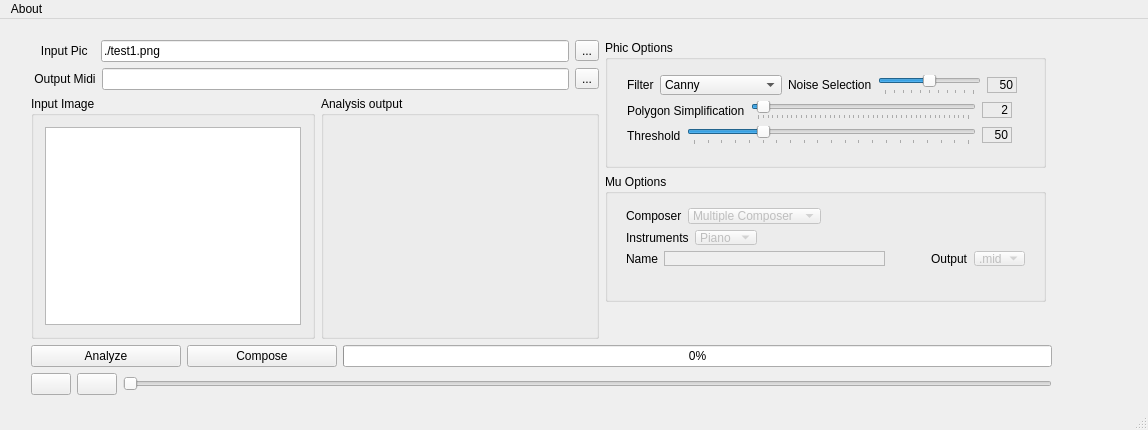
This is GUI/GUIQt/guimupic.ui in ImageBasedComposing/muphic as Qt 5 draws it before an edit. The edited form follows.
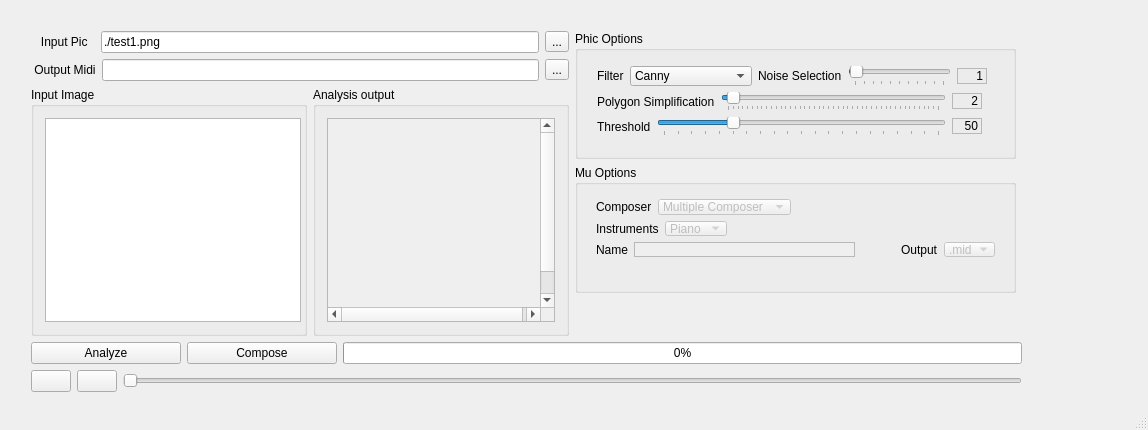
This is the edited form. Icons and pictures are not drawn. Custom widgets are drawn as their Qt base class.

```diff
--- a/GUI/GUIQt/guimupic.ui
+++ b/GUI/GUIQt/guimupic.ui
@@ -19,12 +19,12 @@
      <rect>
       <x>10</x>
       <y>10</y>
-      <width>1066</width>
-      <height>377</height>
+      <width>1036</width>
+      <height>393</height>
      </rect>
     </property>
     <layout class="QGridLayout" name="gridLayout_3">
-     <item row="0" column="1">
+     <item row="1" column="1">
       <layout class="QGridLayout" name="gridLayout_2">
        <property name="sizeConstraint">
         <enum>QLayout::SetDefaultConstraint</enum>
@@ -142,13 +142,32 @@
            </property>
            <layout class="QGridLayout" name="gridLayout">
             <item row="0" column="0">
-             <widget class="PolygonWidget" name="polyWidget" native="true">
-              <property name="sizePolicy">
-               <sizepolicy hsizetype="Expanding" vsizetype="Expanding">
-                <horstretch>0</horstretch>
-                <verstretch>0</verstretch>
-               </sizepolicy>
+             <widget class="QScrollArea" name="scrollArea">
+              <property name="widgetResizable">
+               <bool>true</bool>
               </property>
+              <widget class="PolygonWidget" name="polyWidget">
+               <property name="geometry">
+                <rect>
+                 <x>0</x>
+                 <y>0</y>
+                 <width>217</width>
+                 <height>217</height>
+                </rect>
+               </property>
+               <property name="sizePolicy">
+                <sizepolicy hsizetype="MinimumExpanding" vsizetype="MinimumExpanding">
+                 <horstretch>0</horstretch>
+                 <verstretch>0</verstretch>
+                </sizepolicy>
+               </property>
+               <property name="minimumSize">
+                <size>
+                 <width>216</width>
+                 <height>217</height>
+                </size>
+               </property>
+              </widget>
              </widget>
             </item>
            </layout>
@@ -158,7 +177,7 @@
        </item>
       </layout>
      </item>
-     <item row="0" column="2">
+     <item row="1" column="2">
       <layout class="QVBoxLayout" name="verticalLayout_5">
        <property name="sizeConstraint">
         <enum>QLayout::SetFixedSize</enum>
@@ -274,7 +293,7 @@
                 <number>10</number>
                </property>
                <property name="value">
-                <number>50</number>
+                <number>1</number>
                </property>
                <property name="orientation">
                 <enum>Qt::Horizontal</enum>
@@ -311,7 +330,7 @@
                 <enum>QFrame::StyledPanel</enum>
                </property>
                <property name="text">
-                <string>50</string>
+                <string>1</string>
                </property>
                <property name="alignment">
                 <set>Qt::AlignRight|Qt::AlignTrailing|Qt::AlignVCenter</set>
@@ -701,7 +720,7 @@
      <item row="0" column="3">
       <layout class="QVBoxLayout" name="verticalLayout_2"/>
      </item>
-     <item row="0" column="4">
+     <item row="1" column="4">
       <spacer name="horizontalSpacer_3">
        <property name="orientation">
         <enum>Qt::Horizontal</enum>
@@ -717,7 +736,7 @@
        </property>
       </spacer>
      </item>
-     <item row="1" column="1" colspan="3">
+     <item row="2" column="1" colspan="3">
       <layout class="QVBoxLayout" name="verticalLayout">
        <item>
         <layout class="QHBoxLayout" name="horizontalLayout_2">
@@ -803,7 +822,7 @@
        </item>
       </layout>
      </item>
-     <item row="0" column="0">
+     <item row="1" column="0">
       <spacer name="horizontalSpacer_5">
        <property name="orientation">
         <enum>Qt::Horizontal</enum>
@@ -819,25 +838,25 @@
        </property>
       </spacer>
      </item>
+     <item row="0" column="1">
+      <spacer name="verticalSpacer_2">
+       <property name="orientation">
+        <enum>Qt::Vertical</enum>
+       </property>
+       <property name="sizeType">
+        <enum>QSizePolicy::Fixed</enum>
+       </property>
+       <property name="sizeHint" stdset="0">
+        <size>
+         <width>20</width>
+         <height>10</height>
+        </size>
+       </property>
+      </spacer>
+     </item>
     </layout>
    </widget>
   </widget>
-  <widget class="QMenuBar" name="menuBar">
-   <property name="geometry">
-    <rect>
-     <x>0</x>
-     <y>0</y>
-     <width>1148</width>
-     <height>21</height>
-    </rect>
-   </property>
-   <widget class="QMenu" name="menuAbout">
-    <property name="title">
-     <string>About</string>
-    </property>
-   </widget>
-   <addaction name="menuAbout"/>
-  </widget>
   <widget class="QStatusBar" name="statusBar"/>
   <action name="actionExdit">
    <property name="text">
```
Left out of the diff: 9 changed lines with no effect on the pictures.
